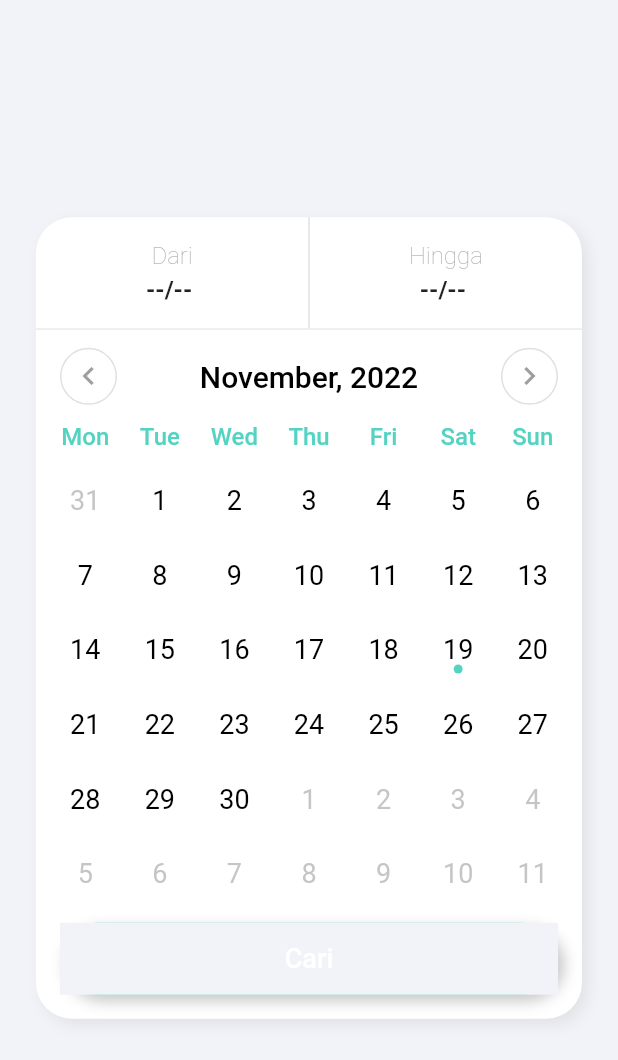
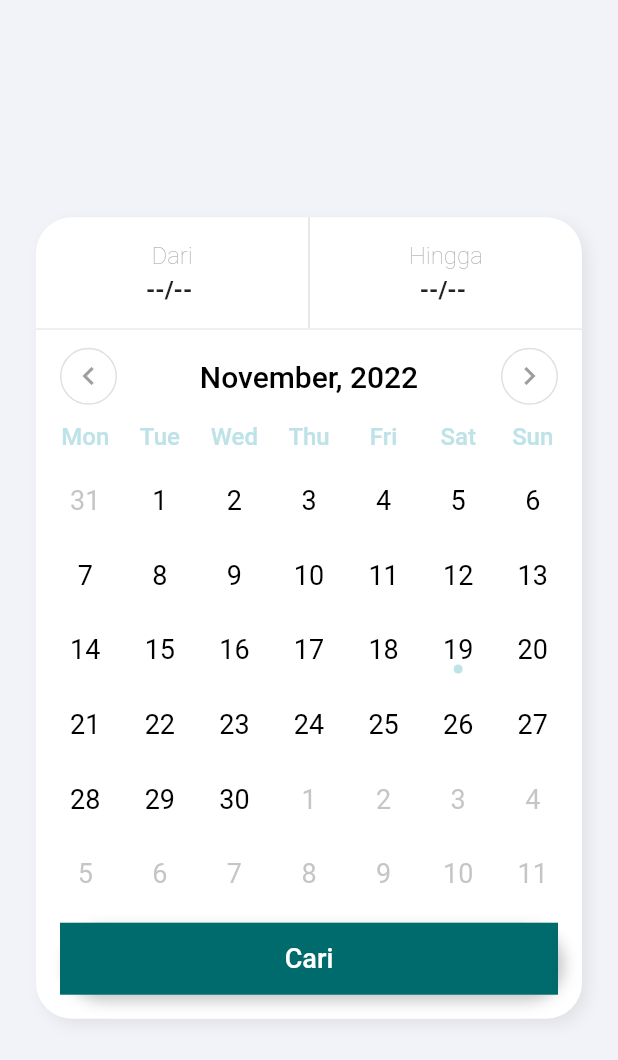
Before and after one commit to W1Z-H4L/Edifarm_Mobile, a Flutter app: the CalendarPopupView screen opened directly, on a phone screen of 412 x 824 dp. Shown: the top 1060 px of the screen. Run offline on Flutter 3.47's test engine with Material 2 defaults, Android fonts, the phone set to English and light mode, and no system bars; our stand-ins replace dotted_border, percent_indicator; key blocks and very long unbroken strings in the code were emptied for the run.

Commit message:
calender 1

```diff
--- a/lib/calender/calendar_popup_view.dart
+++ b/lib/calender/calendar_popup_view.dart
@@ -212,11 +212,14 @@ class _CalendarPopupViewState extends State<CalendarPopupView>
                                   ],
                                 ),
                                 child: Material(
-                                  color: FitnessAppTheme.background,
+                                  color: FitnessAppTheme.green,
                                   child: InkWell(
-                                    borderRadius: const BorderRadius.all(
-                                        Radius.circular(24.0)),
-                                    highlightColor: Colors.transparent,
+                                    borderRadius: const BorderRadius.only(
+                                        topLeft: Radius.circular(24),
+                                        bottomLeft: Radius.circular(24),
+                                        bottomRight: Radius.circular(24),
+                                        topRight: Radius.circular(24)),
+                                    highlightColor: FitnessAppTheme.splash,
                                     onTap: () {
                                       try {
                                         // animationController.reverse().then((f) {
--- a/lib/calender/calender_screen.dart
+++ b/lib/calender/calender_screen.dart
@@ -94,6 +94,7 @@ class _CalenderScreenState extends State<CalenderScreen>
         body: Stack(
           children: <Widget>[
             getMainListViewUI(),
+            const CalendarPopupView(),
             getAppBarUI(),
             SizedBox(
               height: MediaQuery.of(context).padding.bottom,
--- a/lib/dashboard/fitness_app_theme.dart
+++ b/lib/dashboard/fitness_app_theme.dart
@@ -133,8 +133,8 @@ class CalenderAppTheme {
   }
 
   static ThemeData buildLightTheme() {
-    final Color primaryColor = HexColor('#54D3C2');
-    final Color secondaryColor = HexColor('#54D3C2');
+    final Color primaryColor = HexColor('#BDE2E7');
+    final Color secondaryColor = HexColor('#BDE2E7');
     final ColorScheme colorScheme = const ColorScheme.light().copyWith(
       primary: primaryColor,
       secondary: secondaryColor,
--- a/lib/dashboard/my_diary/info_list_view.dart
+++ b/lib/dashboard/my_diary/info_list_view.dart
@@ -180,7 +180,7 @@ class InfoView extends StatelessWidget {
                           bottomLeft: Radius.circular(0),
                           bottomRight: Radius.circular(0),
                           topRight: Radius.circular(68.0)),
-                      child: Image.network(
+                      child: Image.asset(
                         infoListData!.imagePath,
                         width: 450,
                         height: 145,
--- a/lib/dashboard/ui_view/area_list_view.dart
+++ b/lib/dashboard/ui_view/area_list_view.dart
@@ -1,5 +1,3 @@
-import 'dart:js_util';
-
 import 'package:flutter/material.dart';
 import 'package:dotted_border/dotted_border.dart';
 
```
Also changed, not shown: lib/dashboard/models/info_data.dart (+6 -12 lines), lib/dashboard/models/meals_list_data.dart (+2 -6 lines), assets/gambar_petani_1.jpg (added), assets/gambar_petani_2.jpg (added), assets/gambar_petani_3.jpeg (added), assets/gambar_petani_4.jpeg (added), assets/gambar_petani_5.jpg (added).
